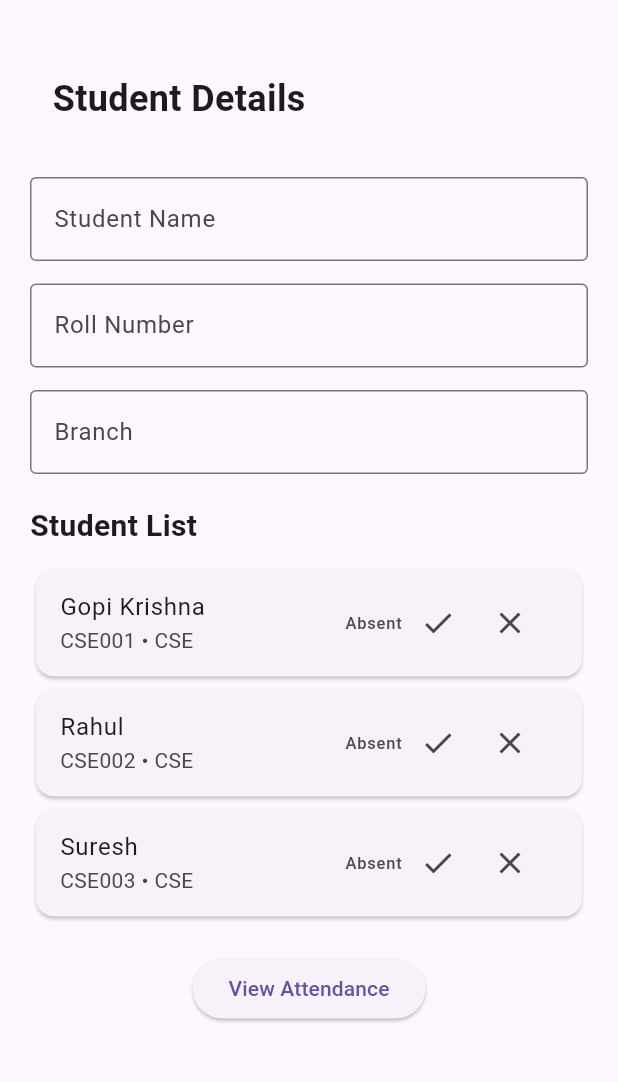
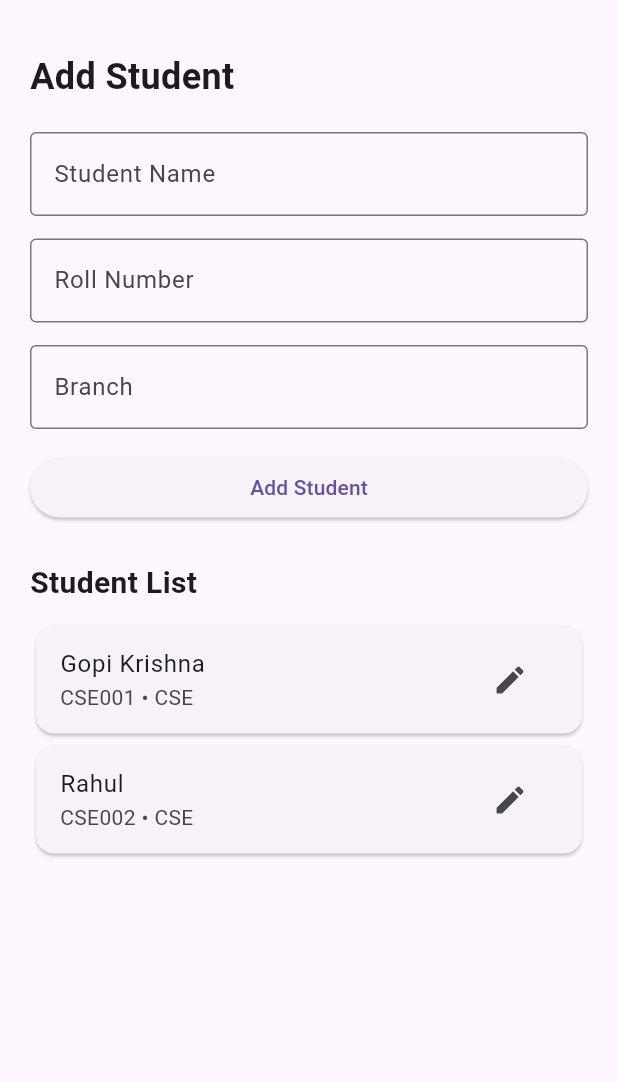
Before and after one commit to GOPIKRISHNA9110/student_attendence_app, a Flutter app: the screen it shows after launch, on a phone screen of 412 x 824 dp, the part 63-1145 px from its top. Run offline on Flutter 3.47's test engine with Material 3 defaults, Android fonts, the phone set to English and light mode, and no system bars.

Commit message:
Add student edit feature

```diff
--- a/lib/main.dart
+++ b/lib/main.dart
@@ -56,18 +56,7 @@ class _HomeScreenState extends State<HomeScreen> {
       rollNumber: 'CSE002',
       branch: 'CSE',
     ),
-    Student(
-      name: 'Suresh',
-      rollNumber: 'CSE003',
-      branch: 'CSE',
-    ),
   ];
-
-  void markAttendance(Student student, bool present) {
-    setState(() {
-      student.isPresent = present;
-    });
-  }
 
   void addStudent() {
     if (_formKey.currentState!.validate()) {
@@ -93,6 +82,74 @@ class _HomeScreenState extends State<HomeScreen> {
     }
   }
 
+  void editStudent(Student student) {
+    nameController.text = student.name;
+    rollController.text = student.rollNumber;
+    branchController.text = student.branch;
+
+    showDialog(
+      context: context,
+      builder: (context) {
+        return AlertDialog(
+          title: const Text('Edit Student'),
+          content: Column(
+            mainAxisSize: MainAxisSize.min,
+            children: [
+              TextField(
+                controller: nameController,
+                decoration: const InputDecoration(
+                  labelText: 'Student Name',
+                ),
+              ),
+              TextField(
+                controller: rollController,
+                decoration: const InputDecoration(
+                  labelText: 'Roll Number',
+                ),
+              ),
+              TextField(
+                controller: branchController,
+                decoration: const InputDecoration(
+                  labelText: 'Branch',
+                ),
+              ),
+            ],
+          ),
+          actions: [
+            TextButton(
+              onPressed: () {
+                Navigator.pop(context);
+              },
+              child: const Text('Cancel'),
+            ),
+            ElevatedButton(
+              onPressed: () {
+                setState(() {
+                  student.name = nameController.text;
+                  student.rollNumber = rollController.text;
+                  student.branch = branchController.text;
+                });
+
+                nameController.clear();
+                rollController.clear();
+                branchController.clear();
+
+                Navigator.pop(context);
+
+                ScaffoldMessenger.of(context).showSnackBar(
+                  const SnackBar(
+                    content: Text('Student updated successfully'),
+                  ),
+                );
+              },
+              child: const Text('Save'),
+            ),
+          ],
+        );
+      },
+    );
+  }
+
   @override
   Widget build(BuildContext context) {
     return Scaffold(
@@ -105,21 +162,18 @@ class _HomeScreenState extends State<HomeScreen> {
           key: _formKey,
           child: ListView(
             children: [
-              Container(
-                width: double.infinity,
-                padding: const EdgeInsets.all(15),
-                child: const Text(
-                  'Student Details',
+              const Text(
+                'Add Student',
                 style: TextStyle(
                   fontSize: 24,
                   fontWeight: FontWeight.bold,
-                  ),
                 ),
               ),
 
               const SizedBox(height: 20),
 
               TextFormField(
+                controller: nameController,
                 decoration: const InputDecoration(
                   labelText: 'Student Name',
                   border: OutlineInputBorder(),
@@ -135,6 +189,7 @@ class _HomeScreenState extends State<HomeScreen> {
               const SizedBox(height: 15),
 
               TextFormField(
+                controller: rollController,
                 decoration: const InputDecoration(
                   labelText: 'Roll Number',
                   border: OutlineInputBorder(),
@@ -163,7 +218,14 @@ class _HomeScreenState extends State<HomeScreen> {
                 },
               ),
 
-              const SizedBox(height: 20),
+              const SizedBox(height: 15),
+
+              ElevatedButton(
+                onPressed: addStudent,
+                child: const Text('Add Student'),
+              ),
+
+              const SizedBox(height: 25),
 
               const Text(
                 'Student List',
@@ -182,45 +244,13 @@ class _HomeScreenState extends State<HomeScreen> {
                     subtitle: Text(
                       '${student.rollNumber} • ${student.branch}',
                     ),
-                    trailing: Row(
-                      mainAxisSize: MainAxisSize.min,
-                      children: [
-                        Text(
-                          student.isPresent ? 'Present' : 'Absent',
-                        ),
-                        IconButton(
+                    trailing: IconButton(
+                      icon: const Icon(Icons.edit),
                       onPressed: () {
-                            markAttendance(student, true);
+                        editStudent(student);
                       },
-                          icon: const Icon(Icons.check),
-                        ),
-                        IconButton(
-                          onPressed: () {
-                            markAttendance(student, false);
-                          },
-                          icon: const Icon(Icons.close),
-                        ),
-                      ],
                     ),
                   ),
-                ),
-              ),
-
-              const SizedBox(height: 20),
-
-              Center(
-                child: ElevatedButton(
-                  onPressed: () {
-                    Navigator.push(
-                      context,
-                      MaterialPageRoute(
-                        builder: (context) => AttendanceScreen(
-                          students: students,
-                        ),
-                      ),
-                    );
-                  },
-                  child: const Text('View Attendance'),
                 ),
               ),
             ],
@@ -230,39 +260,3 @@ class _HomeScreenState extends State<HomeScreen> {
     );
   }
 }
-
-class AttendanceScreen extends StatelessWidget {
-  final List<Student> students;
-
-  const AttendanceScreen({
-    super.key,
-    required this.students,
-  });
-
-  @override
-  Widget build(BuildContext context) {
-    return Scaffold(
-      appBar: AppBar(
-        title: const Text('Attendance'),
-      ),
-      body: ListView.builder(
-        itemCount: students.length,
-        itemBuilder: (context, index) {
-          final student = students[index];
-
-          return Card(
-            child: ListTile(
-              title: Text(student.name),
-              subtitle: Text(
-                '${student.rollNumber} • ${student.branch}',
-              ),
-              trailing: Text(
-                student.isPresent ? 'Present' : 'Absent',
-              ),
-            ),
-          );
-        },
-      ),
-    );
-  }
-}
```
Lines whose indentation alone changed are shown as unchanged.
